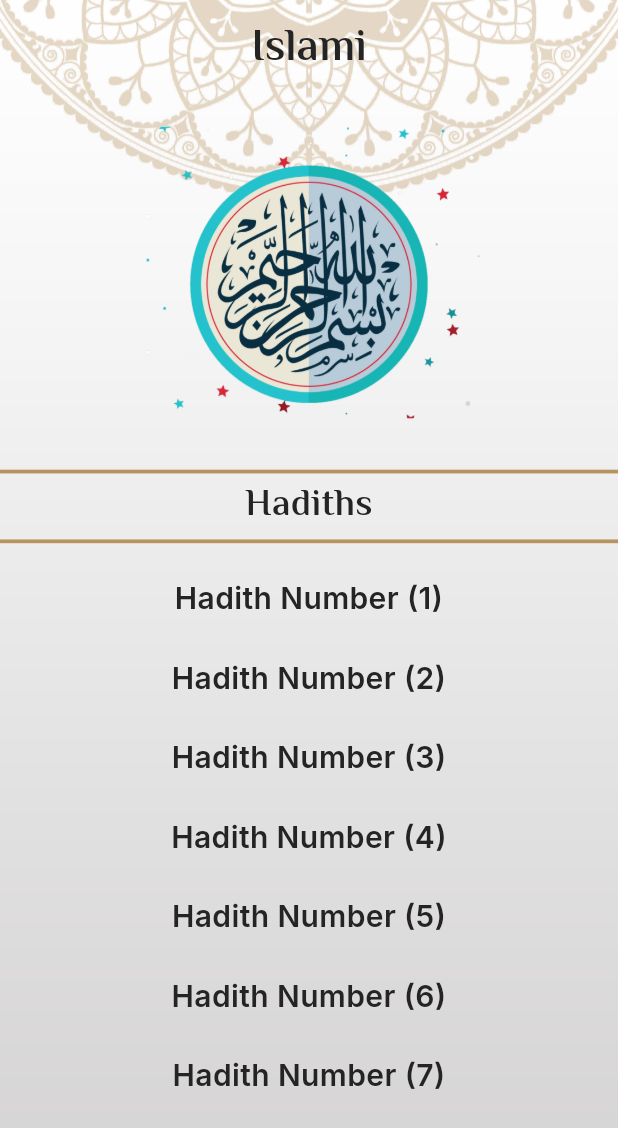
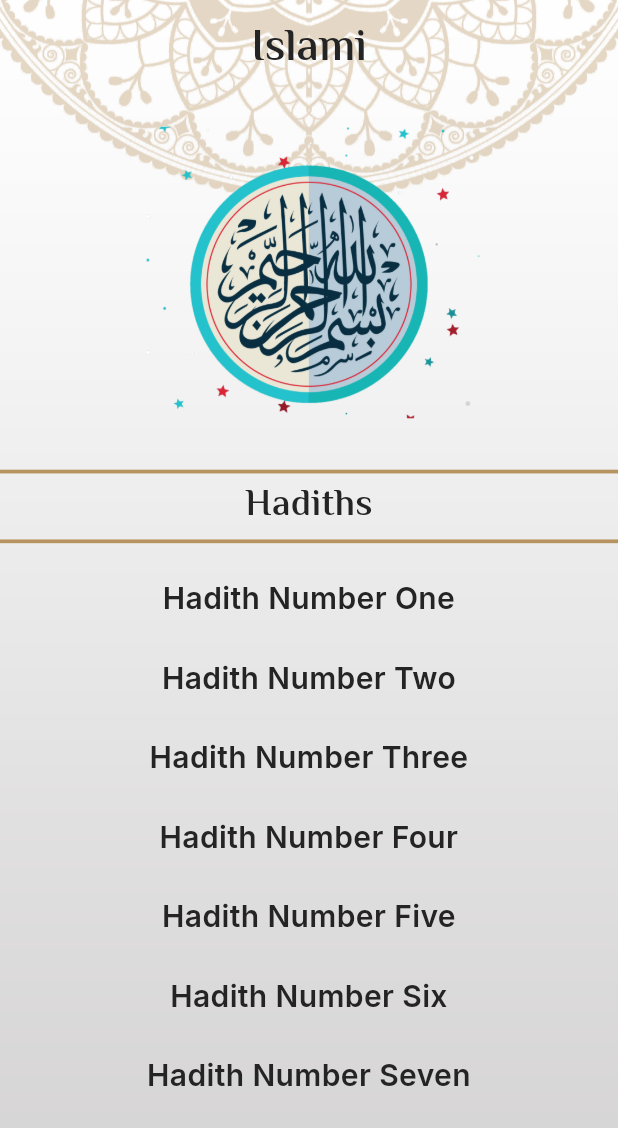
Before and after one commit to ali-hassan-ali32/islami, a Flutter app: the screen it shows after launch, swiped to page 3, on a phone screen of 412 x 824 dp. Shown: the top 1128 px of the screen. Run offline on Flutter 3.47's test engine with Material 3 defaults, Android fonts, the phone set to English and light mode, and no system bars; our stand-ins replace animate_do, awesome_bottom_bar, shared_preferences; generated files the repository leaves out were written again; grey boxes are pictures that could not be loaded.

```diff
--- a/lib/core/providers/main_provider.dart
+++ b/lib/core/providers/main_provider.dart
@@ -430,4 +430,68 @@ class MainProvider extends ChangeNotifier {
       notifyListeners();
     }
   }
+
+  String numberToText(int number) {
+    final List<String> units = [
+      'zero',
+      'one',
+      'two',
+      'three',
+      'four',
+      'five',
+      'six',
+      'seven',
+      'eight',
+      'nine',
+      'ten',
+      'eleven',
+      'twelve',
+      'thirteen',
+      'fourteen',
+      'fifteen',
+      'sixteen',
+      'seventeen',
+      'eighteen',
+      'nineteen'
+    ];
+
+    final List<String> tens = [
+      '',
+      '',
+      'twenty',
+      'thirty',
+      'forty',
+      'fifty',
+      'sixty',
+      'seventy',
+      'eighty',
+      'ninety'
+    ];
+
+    String capitalize(String text) {
+      if (text.isEmpty) return text;
+      return text[0].toUpperCase() + text.substring(1);
+    }
+
+    String text;
+
+    if (number < 20) {
+      text = units[number];
+    } else if (number < 100) {
+      text = tens[number ~/ 10] +
+          (number % 10 != 0 ? ' ' + units[number % 10] : '');
+    } else if (number < 1000) {
+      text = units[number ~/ 100] +
+          ' Hundred' +
+          (number % 100 != 0 ? ' and ' + numberToText(number % 100) : '');
+    } else if (number < 1000000) {
+      text = numberToText(number ~/ 1000) +
+          ' Thousand' +
+          (number % 1000 != 0 ? ' ' + numberToText(number % 1000) : '');
+    } else {
+      text = number.toString();
+    }
+
+    return capitalize(text);
+  }
 }
--- a/lib/modules/layout/hadith/widgets/hadith_title.dart
+++ b/lib/modules/layout/hadith/widgets/hadith_title.dart
@@ -1,5 +1,7 @@
 import 'package:flutter/material.dart';
+import 'package:islamic_app/core/providers/main_provider.dart';
 import 'package:islamic_app/core/utils/get_translation.dart';
+import 'package:provider/provider.dart';
 
 import '../screens/hadith_details.dart';
 
@@ -10,7 +12,8 @@ class HadithTitle extends StatelessWidget {
 
   @override
   Widget build(BuildContext context) {
-    return InkWell(
+    return Consumer<MainProvider>(
+      builder: (context, value, child) => InkWell(
         onTap: () {
           Navigator.pushNamed(context, HadithDetailsScreen.routeName,
               arguments: HadithDetailsArg(fileIndex: fileIndex));
@@ -18,7 +21,7 @@ class HadithTitle extends StatelessWidget {
         child: Padding(
           padding: const EdgeInsets.all(12),
           child: Text(
-          '${getTranslation(context).hadithNumber} (${fileIndex + 1})',
+            '${getTranslation(context).hadithNumber} ${value.numberToText((fileIndex + 1))}',
             textAlign: TextAlign.center,
             style: TextStyle(
               fontSize: 20,
@@ -27,6 +30,7 @@ class HadithTitle extends StatelessWidget {
             ),
           ),
         ),
+      ),
     );
   }
 }
```
Lines whose indentation alone changed are shown as unchanged.
